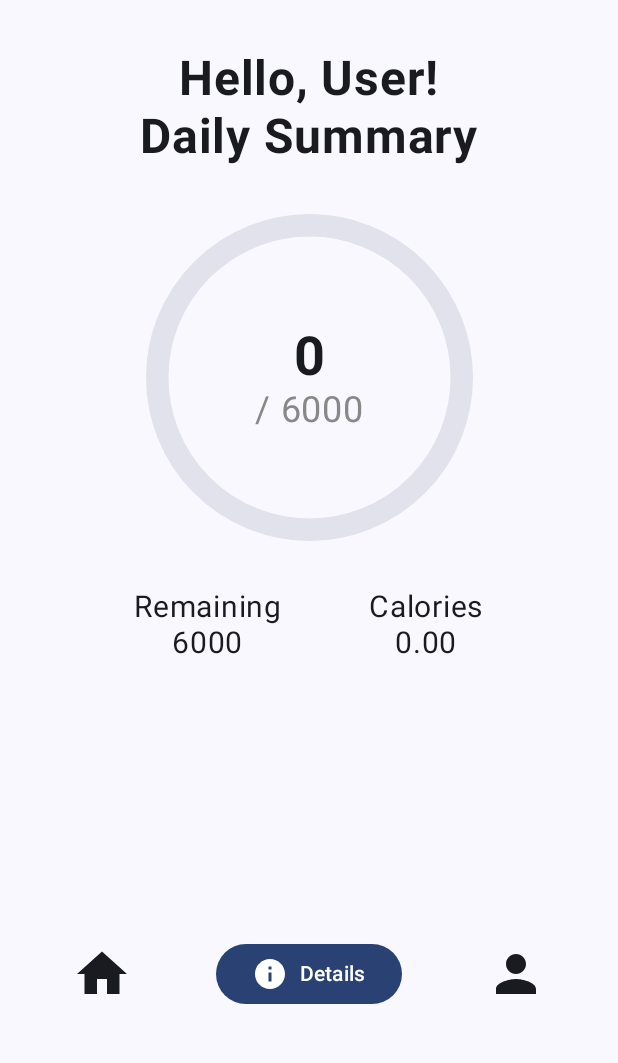
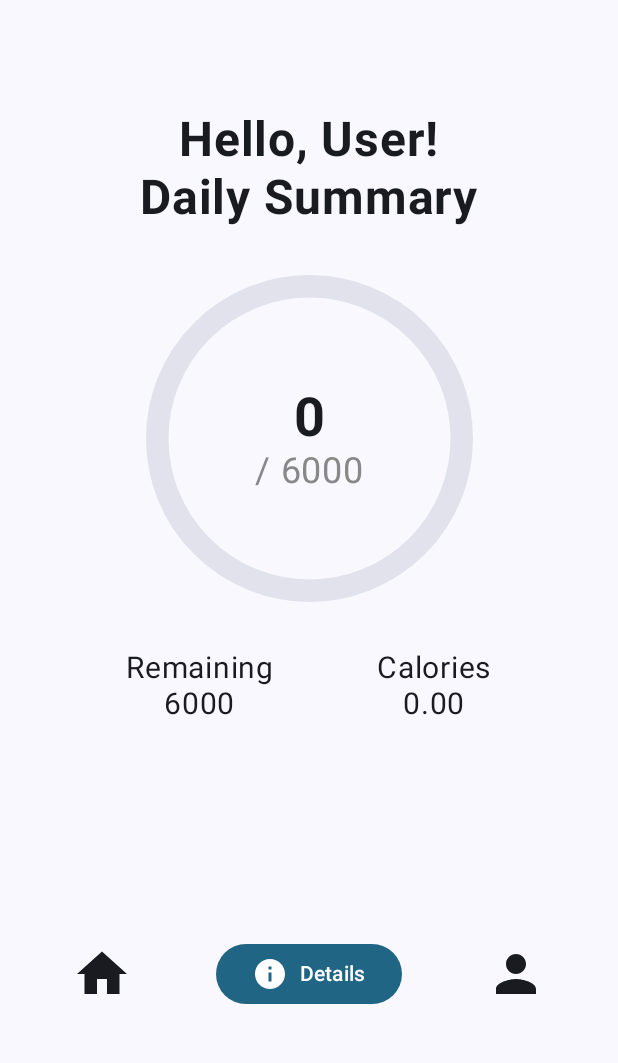
Before and after one commit to varelam-bzz/stepup, an Android app built with Jetpack Compose: the screen it shows after launch (MainActivity), on a phone screen of 412 x 824 dp, the part 142-1205 px from its top. Run offline under Robolectric (Android 15) with nearby library versions, the light colour scheme and no system bars.

Commit message:
Finish home screen

```diff
--- a/app/src/main/java/ch/matiasfederico/stepup/ui/theme/Footer.kt
+++ b/app/src/main/java/ch/matiasfederico/stepup/ui/theme/Footer.kt
@@ -13,12 +13,14 @@ import androidx.compose.material.icons.filled.Home
 import androidx.compose.material.icons.filled.Info
 import androidx.compose.material.icons.filled.Person
 import androidx.compose.material3.Button
+import androidx.compose.material3.ButtonDefaults
 import androidx.compose.material3.Icon
 import androidx.compose.material3.IconButton
 import androidx.compose.material3.Text
 import androidx.compose.runtime.Composable
 import androidx.compose.ui.Alignment
 import androidx.compose.ui.Modifier
+import androidx.compose.ui.graphics.Color
 import androidx.compose.ui.unit.dp
 
 @Composable
@@ -47,7 +49,7 @@ fun Footer(
         ) {
             Button(onClick = {
                 onScreenChange("details")
-            }) {
+            }, colors = ButtonDefaults.buttonColors(containerColor = Color(0xFF206584))) {
                 Row(
                     verticalAlignment = Alignment.CenterVertically,
                 ) {
--- a/app/src/main/java/ch/matiasfederico/stepup/ui/theme/HomeScreen.kt
+++ b/app/src/main/java/ch/matiasfederico/stepup/ui/theme/HomeScreen.kt
@@ -4,10 +4,12 @@ import androidx.compose.foundation.layout.Arrangement
 import androidx.compose.foundation.layout.Box
 import androidx.compose.foundation.layout.Column
 import androidx.compose.foundation.layout.Row
+import androidx.compose.foundation.layout.fillMaxSize
 import androidx.compose.foundation.layout.fillMaxWidth
 import androidx.compose.foundation.layout.padding
 import androidx.compose.foundation.layout.size
 import androidx.compose.material3.Button
+import androidx.compose.material3.ButtonDefaults
 import androidx.compose.material3.CircularProgressIndicator
 import androidx.compose.material3.MaterialTheme
 import androidx.compose.material3.Text
@@ -31,9 +33,10 @@ fun HomeScreen(
 
     Column(
         modifier = Modifier
-            .fillMaxWidth()
-            .padding(16.dp),
-        horizontalAlignment = Alignment.CenterHorizontally
+            .fillMaxSize()
+            .padding(bottom = 80.dp),
+        horizontalAlignment = Alignment.CenterHorizontally,
+        verticalArrangement = Arrangement.Center
     ) {
         Text(
             text = "Hello, $username!",
@@ -71,7 +74,8 @@ fun HomeScreen(
             permission.status.shouldShowRationale -> {
                 Button(onClick = {
                     permission.launchPermissionRequest()
-                }) {
+                }, colors = ButtonDefaults.buttonColors(containerColor = Color(0xFF206584))
+                ) {
                     Text(text = "Grant permission")
                 }
             }
@@ -79,7 +83,7 @@ fun HomeScreen(
             else -> {
                 Button(onClick = {
                     permission.launchPermissionRequest()
-                }) {
+                }, colors = ButtonDefaults.buttonColors(containerColor = Color(0xFF206584))) {
                     Text(text = "Request permission")
                 }
             }
@@ -99,7 +103,7 @@ fun CircularProgressWithLabel(steps: Int, dailyGoal: Int) {
         CircularProgressIndicator(
             progress = { progress.coerceIn(0f, 1f) },
             modifier = Modifier.size(230.dp),
-            color = Color(0xFF304474),
+            color = Color(0xFF206584),
             strokeWidth = 15.dp,
             trackColor = MaterialTheme.colorScheme.surfaceVariant
         )
```
